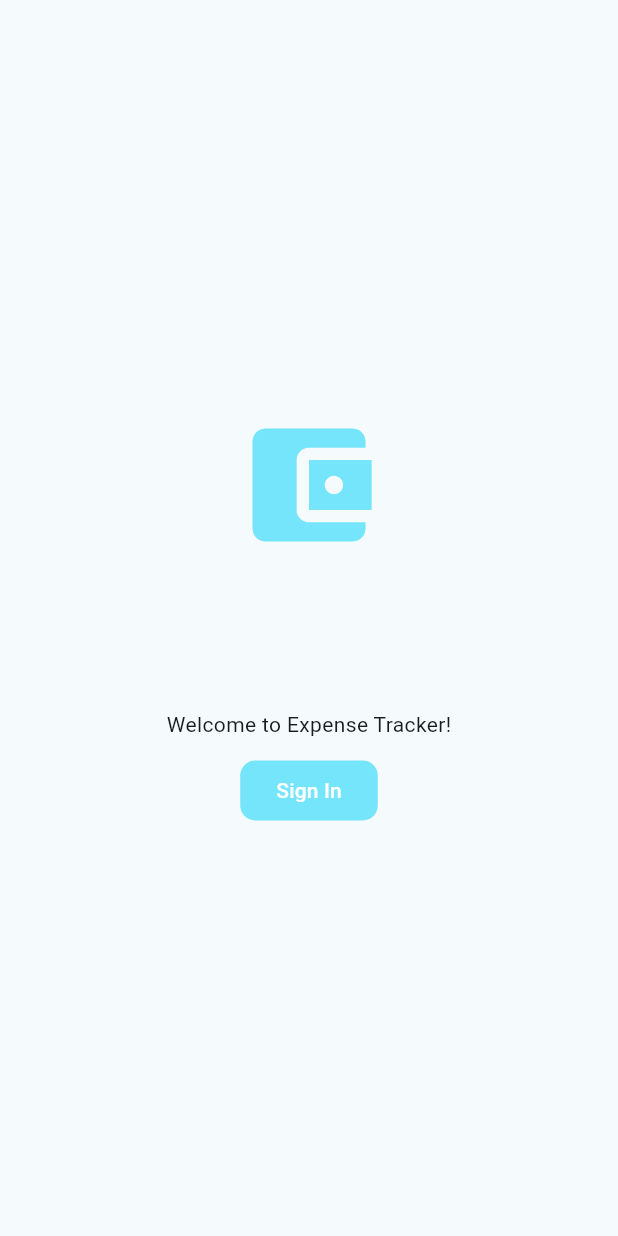
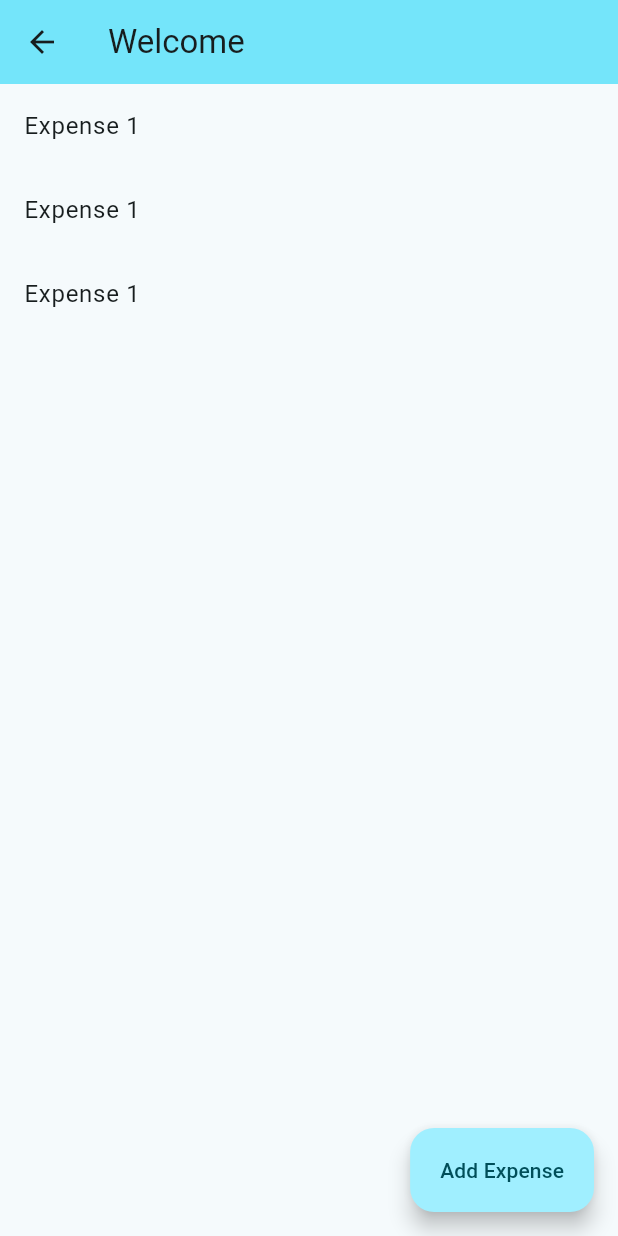
Before and after one commit to agelastrxn/expense_tracker, a Flutter app: the screen it shows after launch, on a phone screen of 412 x 824 dp. Run offline on Flutter 3.47's test engine with Material 3 defaults, Android fonts, the phone set to English and light mode, and no system bars; our stand-ins replace cloud_firestore, firebase_auth, firebase_core; accounts and stored records are empty.

Commit message:
add expense

```diff
--- a/lib/app/constants/texts.dart
+++ b/lib/app/constants/texts.dart
@@ -9,4 +9,7 @@ class AppTexts {
   static const String password = 'Password';
   static const String name = 'Name';
   static const String surName = 'Surname';
+  static const String expense = 'Expense';
+  static const String amount = 'Amount';
+  static const String addExpense = 'Add Expense';
 }
--- a/lib/app/constants/theme.dart
+++ b/lib/app/constants/theme.dart
@@ -30,6 +30,7 @@ class AppTheme {
           borderSide: BorderSide(color: AppColors.primary, width: 2),
         ),
       ),
+      appBarTheme: AppBarTheme(backgroundColor: AppColors.primary),
     );
   }
 
--- a/lib/core/routes.dart
+++ b/lib/core/routes.dart
@@ -1,5 +1,6 @@
 import 'package:expense_tracker/features/auth/presentation/pages/sign_in_screen.dart';
 import 'package:expense_tracker/features/auth/presentation/pages/sign_up_screen.dart';
+import 'package:expense_tracker/features/home/presentation/pages/home_screen.dart';
 import 'package:expense_tracker/features/welcome/screens/welcome_screen.dart';
 import 'package:flutter/material.dart';
 
@@ -7,7 +8,7 @@ class Routes {
   static const String welcome = '/';
   static const String singIn = '/singIn';
   static const String signUp = '/signUp';
-
+  static const String home = '/home';
 
   static Route<dynamic> generateRoute(RouteSettings settings) {
     switch (settings.name) {
@@ -17,12 +18,15 @@ class Routes {
         return MaterialPageRoute(builder: (_) => SignInScreen());
       case signUp:
         return MaterialPageRoute(builder: (_) => SignUpScreen());
+      case home:
+        return MaterialPageRoute(builder: (_) => HomeScreen());
       default:
-        return MaterialPageRoute(builder: (_) => Scaffold(
-          body: Center(
-            child: Text('No route defined for ${settings.name}'),
-          ),
-        ));
+        return MaterialPageRoute(
+            builder: (_) => Scaffold(
+                  body: Center(
+                    child: Text('No route defined for ${settings.name}'),
+                  ),
+                ));
     }
   }
 }
--- a/lib/features/auth/presentation/pages/sign_in_screen.dart
+++ b/lib/features/auth/presentation/pages/sign_in_screen.dart
@@ -2,7 +2,7 @@ import 'package:expense_tracker/app/constants/text_styles.dart';
 import 'package:expense_tracker/app/constants/texts.dart';
 import 'package:expense_tracker/core/routes.dart';
 import 'package:expense_tracker/features/auth/presentation/provider/sign_in_provider.dart';
-import 'package:expense_tracker/features/auth/presentation/widgets/custom_text_field.dart';
+import 'package:expense_tracker/shared/widgets/custom_text_field.dart';
 import 'package:expense_tracker/features/auth/presentation/widgets/psw_text_field.dart';
 import 'package:flutter/material.dart';
 import 'package:provider/provider.dart';
@@ -29,6 +29,7 @@ class SignInScreen extends StatelessWidget {
             FilledButton(
               onPressed: () {
                 provider.signInWithEmailAndPassword(email: email, password: password);
+                Navigator.pushNamedAndRemoveUntil(context, Routes.home, (route) => false);
               },
               child: Text(AppTexts.signIn),
             ),
--- a/lib/features/auth/presentation/pages/sign_up_screen.dart
+++ b/lib/features/auth/presentation/pages/sign_up_screen.dart
@@ -3,7 +3,7 @@ import 'package:expense_tracker/app/constants/texts.dart';
 import 'package:expense_tracker/core/routes.dart';
 import 'package:expense_tracker/features/auth/domain/entities/user_entity.dart';
 import 'package:expense_tracker/features/auth/presentation/provider/sign_up_provider.dart';
-import 'package:expense_tracker/features/auth/presentation/widgets/custom_text_field.dart';
+import 'package:expense_tracker/shared/widgets/custom_text_field.dart';
 import 'package:expense_tracker/features/auth/presentation/widgets/psw_text_field.dart';
 import 'package:flutter/material.dart';
 import 'package:provider/provider.dart';
@@ -37,6 +37,7 @@ class SignUpScreen extends StatelessWidget {
               onPressed: () {
                 UserEntity user = UserEntity(name: name, surName: surName, email: email, password: password);
                 provider.signUpWithEmailAndPassword(user: user);
+                Navigator.pushNamedAndRemoveUntil(context, Routes.home, (route) => false);
               },
               child: Text(AppTexts.signUp),
             ),
--- /dev/null
+++ b/lib/features/home/data/datasources/add_expense_datasource.dart
@@ -0,0 +1,15 @@
+import 'package:cloud_firestore/cloud_firestore.dart';
+import 'package:expense_tracker/features/home/data/models/expense_model.dart';
+
+final storage = FirebaseFirestore.instance;
+
+abstract class IAddExpenseDatasource {
+  Future<void> addExpense({required ExpenseModel expense});
+}
+
+class AddExpenseDatasourceImpl implements IAddExpenseDatasource {
+  @override
+  Future<void> addExpense({required ExpenseModel expense}) async {
+    await storage.collection('expenses').add(expense.toJson());
+  }
+}
--- /dev/null
+++ b/lib/features/home/data/models/expense_model.dart
@@ -0,0 +1,44 @@
+import 'package:expense_tracker/features/home/domain/entities/expense_entity.dart';
+
+class ExpenseModel extends ExpenseEntity {
+  ExpenseModel({
+    required super.expense,
+    required super.amount,
+    required super.date,
+  });
+
+  factory ExpenseModel.fromJson(Map<String, dynamic> json) {
+    return ExpenseModel(
+      expense: json['expense'],
+      amount: json['amount'],
+      date: json['date'],
+    );
+  }
+
+  Map<String, dynamic> toJson() {
+    return {
+      'expense': expense,
+      'amount': amount,
+      'date': date,
+    };
+  }
+
+  static ExpenseModel entityToModel(ExpenseEntity expense) {
+    return ExpenseModel(
+      expense: expense.expense,
+      amount: expense.amount,
+      date: expense.date,
+    );
+  }
+
+}
+
+class ExpenseMapper {
+  static ExpenseModel toModel(ExpenseEntity json) {
+    return ExpenseModel(
+      expense: json.expense,
+      amount: json.amount,
+      date: json.date,
+    );
+  }
+}
--- /dev/null
+++ b/lib/features/home/data/repositories/add_expense_impl.dart
@@ -0,0 +1,15 @@
+import 'package:expense_tracker/features/home/data/datasources/add_expense_datasource.dart';
+import 'package:expense_tracker/features/home/data/models/expense_model.dart';
+import 'package:expense_tracker/features/home/domain/entities/expense_entity.dart';
+import 'package:expense_tracker/features/home/domain/repositories/i_add_expense_repo.dart';
+
+class AddExpenseImpl implements IAddExpenseRepo {
+  final AddExpenseDatasourceImpl datasource;
+
+  AddExpenseImpl({required this.datasource});
+
+  @override
+  Future<void> addExpense({required ExpenseEntity expense}) {
+    return datasource.addExpense(expense: ExpenseModel.entityToModel(expense));
+  }
+}
--- /dev/null
+++ b/lib/features/home/domain/entities/expense_entity.dart
@@ -0,0 +1,11 @@
+class ExpenseEntity {
+  final String expense;
+  final double amount;
+  final DateTime date;
+
+  const ExpenseEntity({
+    required this.expense,
+    required this.amount,
+    required this.date,
+  });
+}
--- /dev/null
+++ b/lib/features/home/domain/repositories/i_add_expense_repo.dart
@@ -0,0 +1,5 @@
+import 'package:expense_tracker/features/home/domain/entities/expense_entity.dart';
+
+abstract class IAddExpenseRepo {
+  Future<void> addExpense({required ExpenseEntity expense});
+}
--- /dev/null
+++ b/lib/features/home/domain/usecases/add_expense_usecase.dart
@@ -0,0 +1,12 @@
+import 'package:expense_tracker/features/home/domain/entities/expense_entity.dart';
+import 'package:expense_tracker/features/home/domain/repositories/i_add_expense_repo.dart';
+
+class AddExpenseUsecase {
+  final IAddExpenseRepo repo;
+
+  AddExpenseUsecase({required this.repo});
+
+  Future<void> addExpense(ExpenseEntity expense) async {
+    await repo.addExpense(expense: expense);
+  }
+}
--- /dev/null
+++ b/lib/features/home/presentation/pages/home_screen.dart
@@ -0,0 +1,22 @@
+import 'package:expense_tracker/features/home/presentation/pages/add_expense_screen.dart';
+import 'package:flutter/material.dart';
+
+class HomeScreen extends StatelessWidget {
+  const HomeScreen({super.key});
+
+  @override
+  Widget build(BuildContext context) {
+    return Scaffold(
+        appBar: AppBar(title: Text('Welcome')),
+        floatingActionButton: FloatingActionButton.extended(
+            onPressed: () => showModalBottomSheet<void>(context: context, builder: (context) => AddExpenseScreen()),
+            label: Text('Add Expense')),
+        body: Column(
+          children: [
+            ListTile(title: Text('Expense 1')),
+            ListTile(title: Text('Expense 1')),
+            ListTile(title: Text('Expense 1')),
+          ],
+        ));
+  }
+}
--- /dev/null
+++ b/lib/features/home/presentation/provider/add_expense_provider.dart
@@ -0,0 +1,18 @@
+import 'package:expense_tracker/features/home/data/datasources/add_expense_datasource.dart';
+import 'package:expense_tracker/features/home/data/repositories/add_expense_impl.dart';
+import 'package:expense_tracker/features/home/domain/entities/expense_entity.dart';
+import 'package:expense_tracker/features/home/domain/repositories/i_add_expense_repo.dart';
+import 'package:expense_tracker/features/home/domain/usecases/add_expense_usecase.dart';
+import 'package:flutter/material.dart';
+
+class AddExpenseProvider extends ChangeNotifier {
+  Future<void> addExpense(ExpenseEntity expense) async {
+    try {
+      IAddExpenseRepo repo = AddExpenseImpl(datasource: AddExpenseDatasourceImpl());
+      await AddExpenseUsecase(repo: repo).addExpense(expense);
+      notifyListeners();
+    } catch (e) {
+      throw Exception(e);
+    }
+  }
+}
--- a/lib/main.dart
+++ b/lib/main.dart
@@ -3,6 +3,7 @@ import 'package:expense_tracker/app/constants/theme.dart';
 import 'package:expense_tracker/core/routes.dart';
 import 'package:expense_tracker/features/auth/presentation/provider/sign_in_provider.dart';
 import 'package:expense_tracker/features/auth/presentation/provider/sign_up_provider.dart';
+import 'package:expense_tracker/features/home/presentation/provider/add_expense_provider.dart';
 import 'package:expense_tracker/features/welcome/screens/welcome_screen.dart';
 import 'package:firebase_core/firebase_core.dart';
 import 'package:flutter/material.dart';
@@ -23,6 +24,7 @@ class ExpenseTracker extends StatelessWidget {
       providers: [
         ChangeNotifierProvider(create: (_) => SignInProvider()),
         ChangeNotifierProvider(create: (_) => SignUpProvider()),
+        ChangeNotifierProvider(create: (_) => AddExpenseProvider()),
       ],
       child: MaterialApp(
         title: AppTexts.appName,
@@ -30,7 +32,7 @@ class ExpenseTracker extends StatelessWidget {
         theme: AppTheme.lighTheme,
         darkTheme: AppTheme.darkTheme,
         themeMode: ThemeMode.system,
-        initialRoute: Routes.welcome,
+        initialRoute: Routes.home,
         onGenerateRoute: Routes.generateRoute,
         home: WelcomeScreen(),
       ),
--- a/pubspec.yaml
+++ b/pubspec.yaml
@@ -37,6 +37,8 @@ dependencies:
   firebase_core: ^3.10.0
   firebase_auth: ^5.4.0
   provider: ^6.1.2
+  cloud_firestore: ^5.6.1
+  equatable: ^2.0.7
 
 dev_dependencies:
   flutter_test:
```
Also changed, not shown: lib/features/home/presentation/pages/add_expense_screen.dart (added, +35 -0 lines), lib/shared/widgets/custom_text_field.dart (renamed from lib/features/auth/presentation/widgets/custom_text_field.dart), pubspec.lock.
